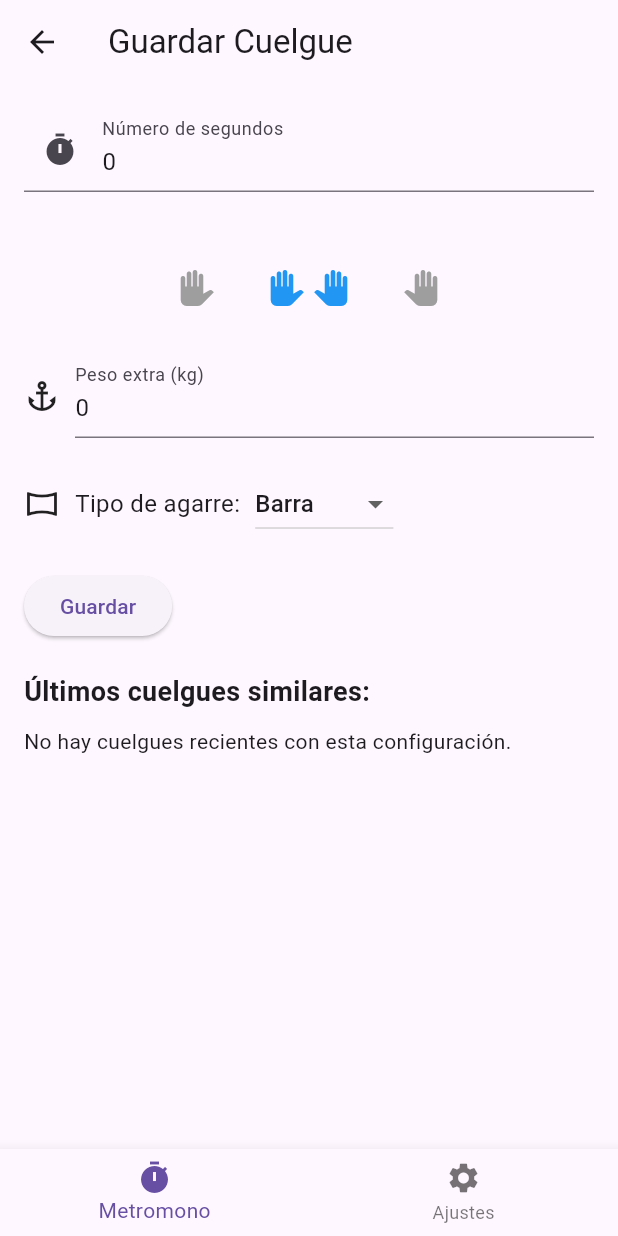
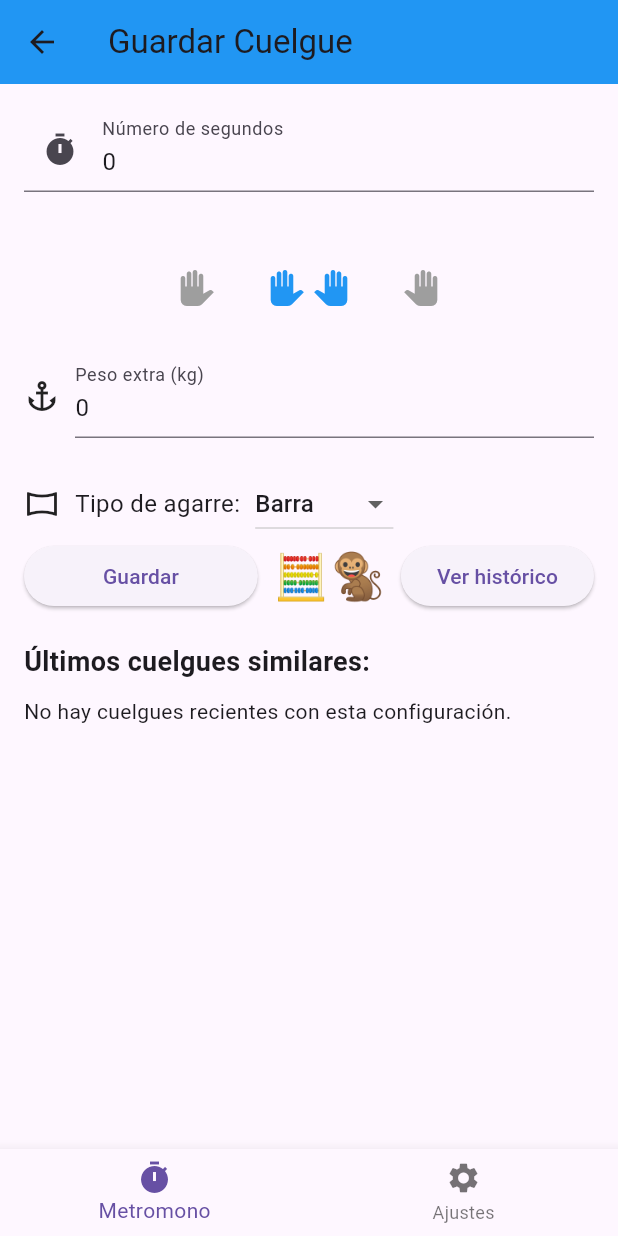
Before and after one commit to AlvaroFerGar/monkimeter, a Flutter app: the GuardarCuelguePage screen opened by its route, on a phone screen of 412 x 824 dp. Run offline on Flutter 3.47's test engine with Material 3 defaults, Android fonts, the phone set to English and light mode, and no system bars; our stand-ins replace audioplayers, flutter_tts, shared_preferences, sqflite; accounts and stored records are empty.

Commit message:
Cambios menores. Se preparan botones para el borrado de DB y para ver el histórico de datos

```diff
--- a/lib/save_page.dart
+++ b/lib/save_page.dart
@@ -41,6 +41,7 @@ class _GuardarCuelguePageState extends State<GuardarCuelguePage> {
     return Scaffold(
       appBar: AppBar(
         title: Text('Guardar Cuelgue'),
+              backgroundColor: Colors.blue,
       ),
       body: Padding(
         padding: const EdgeInsets.all(16.0),
@@ -67,6 +68,7 @@ class _GuardarCuelguePageState extends State<GuardarCuelguePage> {
                       ),
                   onPressed: () {
                     setState(() {
+                      _loadRecentCuelgues();
                       _selectedHandIndex = 0;
                     });
                   },
@@ -87,8 +89,8 @@ class _GuardarCuelguePageState extends State<GuardarCuelguePage> {
                           ]
                   ),
                   onPressed: () {
-                    //await _loadRecentCuelgues();
                     setState(() {
+                      _loadRecentCuelgues();
                     _selectedHandIndex = 1;
                     });
                   },
@@ -99,6 +101,7 @@ class _GuardarCuelguePageState extends State<GuardarCuelguePage> {
                   icon: Icon(Icons.pan_tool),
                   onPressed: () {
                     setState(() {
+                      _loadRecentCuelgues();
                       _selectedHandIndex = 2;
                     });
                   },
@@ -118,6 +121,9 @@ class _GuardarCuelguePageState extends State<GuardarCuelguePage> {
                     decoration: InputDecoration(
                       labelText: 'Peso extra (kg)',
                     ),
+                    onChanged: (value) {
+                      _loadRecentCuelgues();
+                    },
                   ),
                 ),
               ],
@@ -137,6 +143,7 @@ class _GuardarCuelguePageState extends State<GuardarCuelguePage> {
                   onChanged: (String? newValue) {
                     setState(() {
                       _selectedGrip = newValue!;
+                      _loadRecentCuelgues();
                     });
                   },
                   items: <String>['Barra', '4Fx40', '4Fx25', 'romo 22º', 'romo 12º']
@@ -149,12 +156,26 @@ class _GuardarCuelguePageState extends State<GuardarCuelguePage> {
                 ),
               ],
             ),
-            SizedBox(height: 20),
-            ElevatedButton(
-              onPressed: () {
-                _guardarDatos();
-              },
-              child: Text('Guardar'),
+            Row(
+              children: [
+                Expanded(
+                  child: ElevatedButton(
+                    onPressed: () {
+                      _guardarDatos();
+                    },
+                    child: Text('Guardar'),
+                  ),
+                ),
+                SizedBox(width: 10),
+                Text('🧮🐒',style: TextStyle(fontSize: 30),),
+                SizedBox(width: 10),
+                ElevatedButton(
+                  onPressed: () {
+                    // Aquí puedes añadir la lógica para ver el histórico
+                  },
+                  child: Text('Ver histórico'),
+                ),
+              ],
             ),
             SizedBox(height: 20),
             Text('Últimos cuelgues similares:', style: TextStyle(fontSize: 18, fontWeight: FontWeight.bold)),
```
Also changed, not shown: lib/metromono_page.dart (+6 -1 lines), lib/settings_page.dart (+51 -1 lines).
